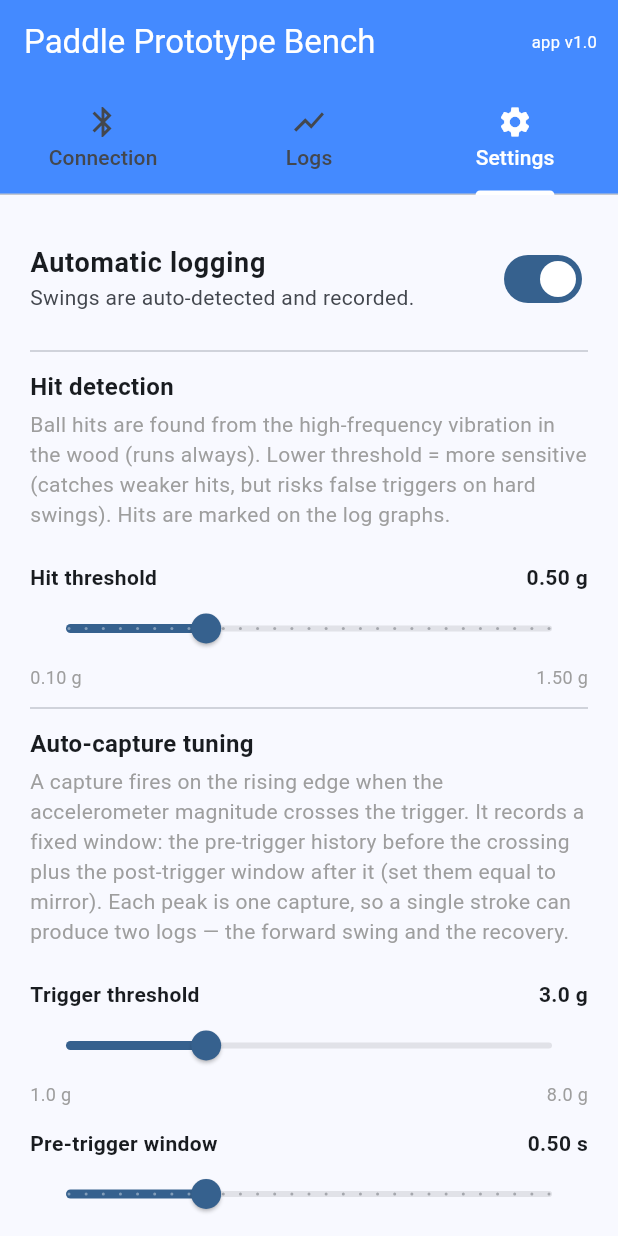
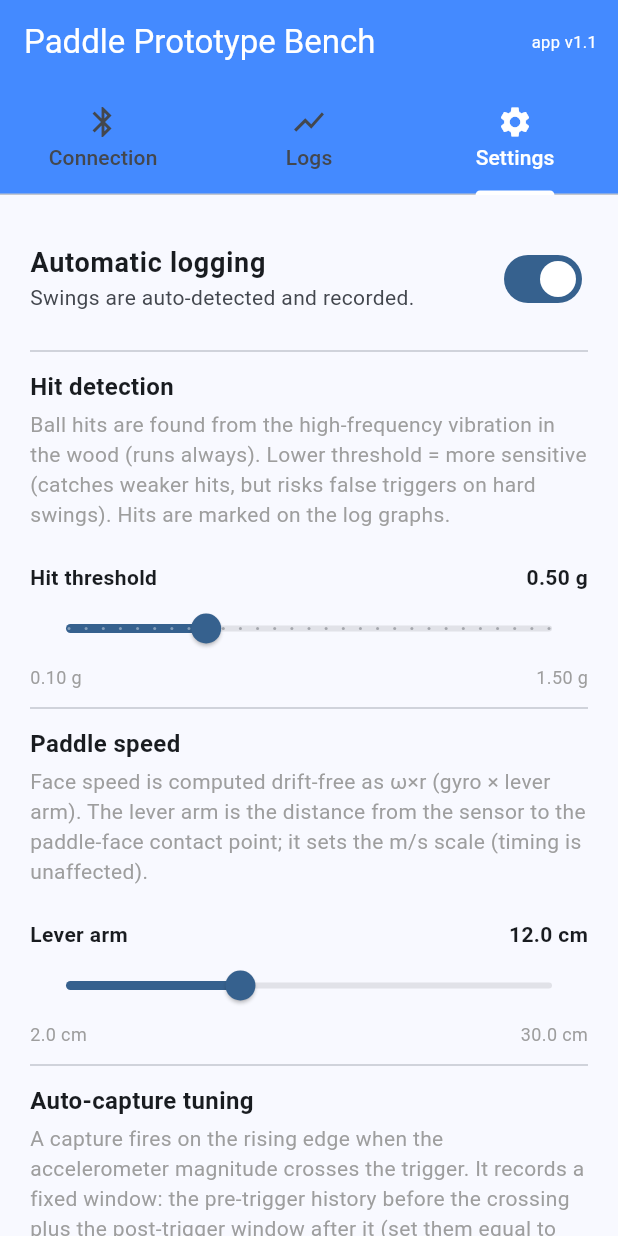
Before and after one commit to RuiqiLiu2014/ping-pong-tracker, a Flutter app: the screen it shows after launch, tab 3 chosen, on a phone screen of 412 x 824 dp. Run offline on Flutter 3.47's test engine with Material 3 defaults, Android fonts, the phone set to English and light mode, and no system bars; our stand-ins replace flutter_blue_plus, share_plus, shared_preferences.

Commit message:
app v1.1: speed calculation using gyro instead of acceleration

```diff
--- a/ping_pong_tracker_app/lib/main.dart
+++ b/ping_pong_tracker_app/lib/main.dart
@@ -13,7 +13,7 @@ import 'motion_estimator.dart';
 import 'hit_detector.dart';
 
 // App version, shown top-right. Bump on app changes (1.0, 1.1, ...).
-const String kAppVersion = "1.0";
+const String kAppVersion = "1.1";
 
 void main() {
   FlutterBluePlus.setLogLevel(LogLevel.info, color: true);
@@ -166,13 +166,17 @@ class _BLETestScreenState extends State<BLETestScreen>
   static const String _kPostTrigKey = "postTriggerSec";
   static const String _kManualTimeoutKey = "manualTimeoutSec";
   static const String _kHitThreshKey = "hitThreshG";
+  static const String _kLeverArmKey = "leverArmCm";
+  static const String _kResetLogsKey = "resetLogsOnLeave";
   static const String _kLogSeqKey = "logSeq"; // last issued log number
   bool _autoLoggingEnabled = true; // false => manual Start/Stop button
+  bool _resetLogsOnLeave = true; // leaving Logs tab returns to the list
   double _accelTriggerG = 3.0; // |a| threshold to start a capture (g)
   double _preTriggerSec = 0.5; // window recorded before the trigger
   double _postTriggerSec = 0.5; // window recorded after the trigger (mirror)
   double _manualTimeoutSec = 4.0; // manual logging auto-stop (0.1 - 5.0 s)
   double _hitThreshG = 0.5; // ball-hit vibration threshold (lower = sensitive)
+  double _leverArmCm = 12.0; // sensor -> paddle-face distance for omega x r
   SharedPreferences? _prefs;
 
   // Accelerometer and gyroscope are drawn on separate, independently-scaled
@@ -197,6 +201,15 @@ class _BLETestScreenState extends State<BLETestScreen>
   void initState() {
     super.initState();
     _tabController = TabController(length: 3, vsync: this);
+    // When enabled, leaving the Logs tab (index 1) clears the open log, so
+    // returning shows the full list instead of the last-opened log.
+    _tabController.addListener(() {
+      if (_resetLogsOnLeave &&
+          _tabController.index != 1 &&
+          _selectedLog != null) {
+        setState(() => _selectedLog = null);
+      }
+    });
     // Repaint at ~10 Hz rather than on every BLE packet (~80 Hz).
     _uiTimer = Timer.periodic(const Duration(milliseconds: 100), (_) {
       if (mounted) setState(() {});
@@ -214,15 +227,20 @@ class _BLETestScreenState extends State<BLETestScreen>
     final post = prefs.getDouble(_kPostTrigKey);
     final timeout = prefs.getDouble(_kManualTimeoutKey);
     final hitThr = prefs.getDouble(_kHitThreshKey);
+    final lever = prefs.getDouble(_kLeverArmKey);
+    final resetLogs = prefs.getBool(_kResetLogsKey);
     if (!mounted) return;
     setState(() {
       if (autoLog != null) _autoLoggingEnabled = autoLog;
+      if (resetLogs != null) _resetLogsOnLeave = resetLogs;
       if (tg != null) _accelTriggerG = tg.clamp(1.0, 8.0);
       if (pre != null) _preTriggerSec = pre.clamp(0.1, 1.5);
       if (post != null) _postTriggerSec = post.clamp(0.1, 1.5);
       if (timeout != null) _manualTimeoutSec = timeout.clamp(0.1, 5.0);
       if (hitThr != null) _hitThreshG = hitThr.clamp(0.1, 1.5);
+      if (lever != null) _leverArmCm = lever.clamp(2.0, 30.0);
       _hitDetector.threshold = _hitThreshG;
+      _motion.leverArmM = _leverArmCm / 100.0;
     });
   }
 
@@ -1159,9 +1177,12 @@ class _BLETestScreenState extends State<BLETestScreen>
               style: const TextStyle(fontSize: 16, color: Colors.grey),
             ),
           const SizedBox(height: 16),
-          const Text("Velocity", style: TextStyle(fontWeight: FontWeight.bold)),
+          const Text(
+            "Face speed (ω×r)",
+            style: TextStyle(fontWeight: FontWeight.bold),
+          ),
           Text(
-            m.calibrated ? "Speed: ${m.speed.toStringAsFixed(2)} m/s" : "—",
+            streaming ? "${m.faceSpeed.toStringAsFixed(2)} m/s" : "—",
             style: const TextStyle(fontSize: 20),
           ),
           const SizedBox(height: 14),
@@ -1377,7 +1398,11 @@ class _BLETestScreenState extends State<BLETestScreen>
   Widget _buildLogDetail(SavedLog log) {
     final ss = _speedCache.putIfAbsent(
       log.id,
-      () => computeSpeedSeries(log.axes, log.count),
+      () => computeSpeedSeries(
+        log.axes,
+        log.count,
+        leverArmM: _leverArmCm / 100.0,
+      ),
     );
     // Fixed back/title/actions bar, then one lazy list holding the charts
     // (velocity on top) followed by the CSV rows, so everything scrolls
@@ -1444,11 +1469,13 @@ class _BLETestScreenState extends State<BLETestScreen>
         _chartSection(
           "Speed (m/s)",
           log,
-          [ss.speed],
-          const [Colors.indigo],
-          null,
+          [ss.faceSpeed, ss.speed],
+          const [Colors.indigo, Colors.grey],
+          const ["face ω×r", "accel (old)"],
           forcedMin: 0,
-          cornerText: "Max: ${ss.maxSpeed.toStringAsFixed(2)} m/s",
+          cornerText:
+              "face ${ss.maxFaceSpeed.toStringAsFixed(1)} · "
+              "old ${ss.maxSpeed.toStringAsFixed(1)} m/s",
         ),
         _chartSection(
           "Accelerometer (G)",
@@ -1589,12 +1616,65 @@ class _BLETestScreenState extends State<BLETestScreen>
         const Divider(height: 24),
         ..._hitDetectionSettings(),
         const Divider(height: 24),
+        ..._paddleSpeedSettings(),
+        const Divider(height: 24),
         if (_autoLoggingEnabled)
           ..._autoCaptureSettings()
         else
           ..._manualLoggingSettings(),
+        const Divider(height: 24),
+        SwitchListTile(
+          contentPadding: EdgeInsets.zero,
+          title: const Text(
+            "Always show logs list",
+            style: TextStyle(fontSize: 16, fontWeight: FontWeight.bold),
+          ),
+          subtitle: const Text(
+            "Returning to the Logs tab shows the full list instead of the "
+            "last-opened log.",
+          ),
+          value: _resetLogsOnLeave,
+          onChanged: (v) {
+            setState(() => _resetLogsOnLeave = v);
+            _prefs?.setBool(_kResetLogsKey, v);
+          },
+        ),
       ],
     );
+  }
+
+  List<Widget> _paddleSpeedSettings() {
+    return [
+      const Text(
+        "Paddle speed",
+        style: TextStyle(fontSize: 16, fontWeight: FontWeight.bold),
+      ),
+      const SizedBox(height: 4),
+      const Text(
+        "Face speed is computed drift-free as ω×r (gyro × lever arm). The lever "
+        "arm is the distance from the sensor to the paddle-face contact point; "
+        "it sets the m/s scale (timing is unaffected).",
+        style: TextStyle(color: Colors.grey),
+      ),
+      const SizedBox(height: 8),
+      _settingSlider(
+        label: "Lever arm",
+        value: _leverArmCm,
+        min: 2.0,
+        max: 30.0,
+        divisions: 56, // 0.5 cm steps
+        unit: "cm",
+        decimals: 1,
+        onChanged: (v) => setState(() {
+          _leverArmCm = v;
+          _motion.leverArmM = v / 100.0;
+        }),
+        onChangeEnd: (v) {
+          _prefs?.setDouble(_kLeverArmKey, v);
+          setState(() => _speedCache.clear()); // recompute logs at new scale
+        },
+      ),
+    ];
   }
 
   List<Widget> _hitDetectionSettings() {
--- a/ping_pong_tracker_app/lib/motion_estimator.dart
+++ b/ping_pong_tracker_app/lib/motion_estimator.dart
@@ -28,6 +28,18 @@ class MotionEstimator {
   static const int _restNeeded = 160; // ~0.1 s sustained before ZUPT
   static const double _velDecay = 0.9999; // gentle leak (~6 s) to bound drift
 
+  // ---- Paddle-face speed from rigid-body rotation:  v = omega x r ----
+  // r is the fixed board-frame vector from the sensor to the paddle-face
+  // contact point. Because omega (gyro) is a direct measurement and r is
+  // constant, this speed has NO integration and therefore NO drift. Direction
+  // encodes the mounting (which board axis points handle->tip); magnitude
+  // (lever arm, m) is tunable from Settings.
+  // Handle axis = board Z (confirmed by a pure handle-twist capture: gz
+  // dominated). r points sensor->tip along the handle, so omega x r excludes
+  // the twist/spin component and keeps the swing.
+  static const List<double> _rDir = [0.0, 0.0, 1.0]; // board +Z -> paddle tip
+  double leverArmM = 0.12; // sensor -> face-center distance (m)
+
   bool calibrating = false;
   bool calibrated = false;
 
@@ -43,6 +55,7 @@ class MotionEstimator {
 
   // Outputs for display
   double roll = 0, pitch = 0, tilt = 0, speed = 0;
+  double faceSpeed = 0; // |omega x r|, drift-free paddle-face speed (m/s)
 
   double get calProgress => calibrating
       ? (_calN / _calTarget).clamp(0.0, 1.0)
@@ -58,7 +71,23 @@ class MotionEstimator {
     _bias[0] = _bias[1] = _bias[2] = 0;
     _vel[0] = _vel[1] = _vel[2] = 0;
     _restCount = 0;
-    roll = pitch = tilt = speed = 0;
+    roll = pitch = tilt = speed = faceSpeed = 0;
+  }
+
+  /// Drift-free paddle-face speed |omega x r| (m/s) from bias-corrected gyro.
+  /// Independent of orientation/integration, so it's valid even uncalibrated
+  /// (bias is 0 then) and always returns to 0 at rest.
+  double _faceSpeed(double gx, double gy, double gz) {
+    final double wx = (gx - _bias[0]) * _deg2rad;
+    final double wy = (gy - _bias[1]) * _deg2rad;
+    final double wz = (gz - _bias[2]) * _deg2rad;
+    final double rx = leverArmM * _rDir[0];
+    final double ry = leverArmM * _rDir[1];
+    final double rz = leverArmM * _rDir[2];
+    final double vx = wy * rz - wz * ry;
+    final double vy = wz * rx - wx * rz;
+    final double vz = wx * ry - wy * rx;
+    return math.sqrt(vx * vx + vy * vy + vz * vz);
   }
 
   void startCalibration() {
@@ -71,6 +100,7 @@ class MotionEstimator {
 
   /// ax,ay,az in g; gx,gy,gz in deg/s. Call once per IMU sample.
   void update(double ax, double ay, double az, double gx, double gy, double gz) {
+    faceSpeed = _faceSpeed(gx, gy, gz); // drift-free; valid regardless of state
     if (calibrating) {
       _sgx += gx;
       _sgy += gy;
@@ -232,19 +262,36 @@ class MotionEstimator {
 
 /// Result of replaying a recorded log through the estimator.
 class SpeedSeries {
-  final Float32List speed; // |velocity| per sample, m/s
+  final Float32List speed; // accel-integrated |velocity| per sample, m/s (drifts)
   final double maxSpeed;
-  const SpeedSeries(this.speed, this.maxSpeed);
+  final Float32List faceSpeed; // |omega x r| per sample, m/s (drift-free)
+  final double maxFaceSpeed;
+  const SpeedSeries(
+    this.speed,
+    this.maxSpeed,
+    this.faceSpeed,
+    this.maxFaceSpeed,
+  );
 }
 
 /// Recompute the velocity magnitude over a recorded log from its raw IMU data.
 /// `axes` = [ax, ay, az, gx, gy, gz] (g and deg/s). Assumes the log begins with
 /// the board roughly at rest (a short initial window seeds bias + gravity).
-SpeedSeries computeSpeedSeries(List<Float32List> axes, int count) {
+/// Returns both the accel-integrated speed (drifts) and the omega x r face
+/// speed (drift-free); `leverArmM` scales the latter.
+SpeedSeries computeSpeedSeries(
+  List<Float32List> axes,
+  int count, {
+  double leverArmM = 0.12,
+}) {
   final speed = Float32List(count);
-  if (count == 0 || axes.length < 6) return SpeedSeries(speed, 0);
+  final faceSpeed = Float32List(count);
+  if (count == 0 || axes.length < 6) {
+    return SpeedSeries(speed, 0, faceSpeed, 0);
+  }
 
   final m = MotionEstimator();
+  m.leverArmM = leverArmM;
   // Seed calibration from a short resting window at the start of the log.
   final int k = math.min(415, math.max(1, count ~/ 4)); // ~0.25 s at 1660 Hz
   double sax = 0, say = 0, saz = 0, sgx = 0, sgy = 0, sgz = 0;
@@ -266,7 +313,7 @@ SpeedSeries computeSpeedSeries(List<Float32List> axes, int count) {
     sgz * inv,
   );
 
-  double maxS = 0;
+  double maxS = 0, maxF = 0;
   for (int i = 0; i < count; i++) {
     m.update(
       axes[0][i],
@@ -277,7 +324,9 @@ SpeedSeries computeSpeedSeries(List<Float32List> axes, int count) {
       axes[5][i],
     );
     speed[i] = m.speed;
+    faceSpeed[i] = m.faceSpeed;
     if (m.speed > maxS) maxS = m.speed;
+    if (m.faceSpeed > maxF) maxF = m.faceSpeed;
   }
-  return SpeedSeries(speed, maxS);
+  return SpeedSeries(speed, maxS, faceSpeed, maxF);
 }
```
